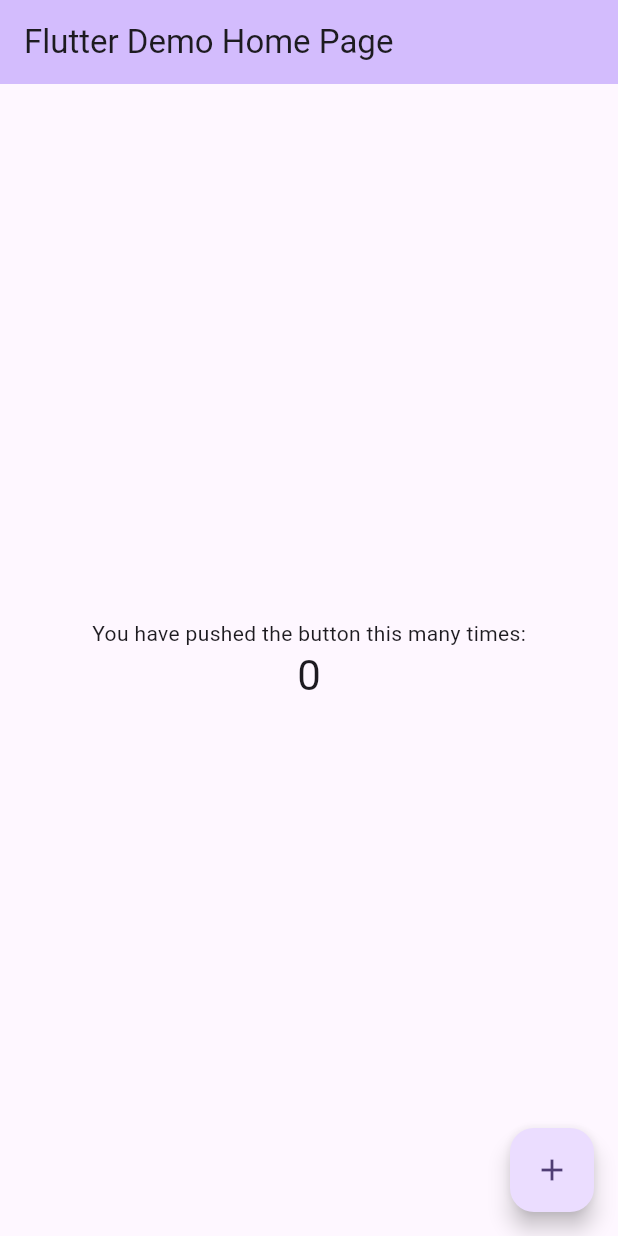
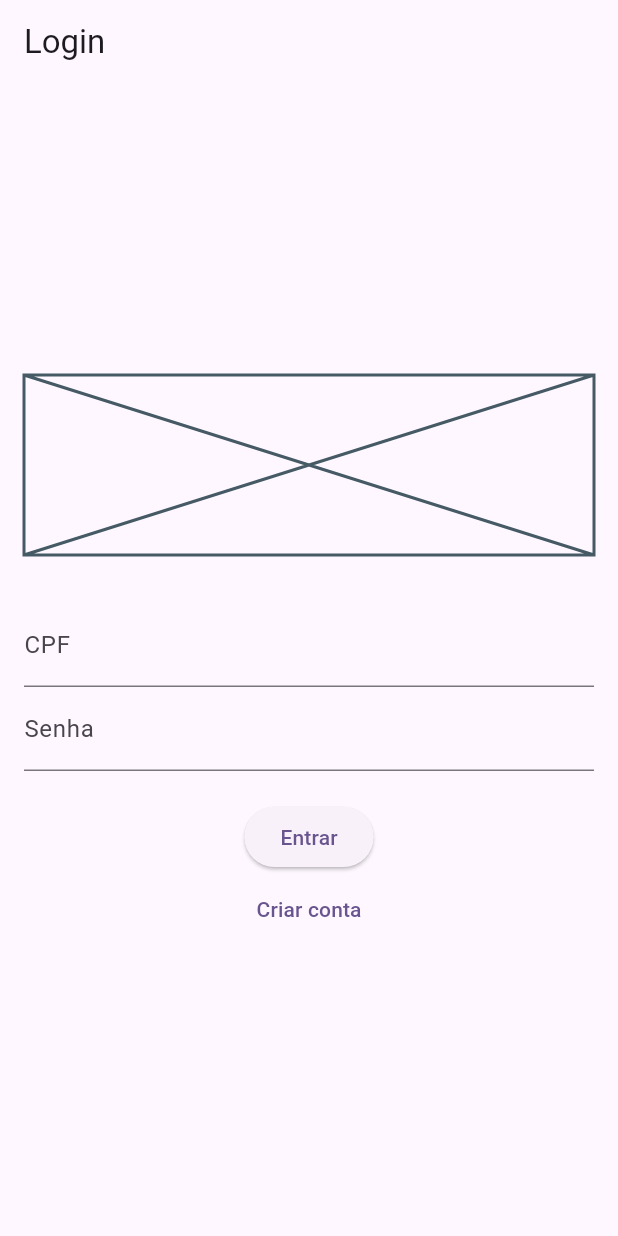
Before and after one commit to ByteCarlos/desafio-flutter-3tecnos, a Flutter app: the screen it shows after launch, on a phone screen of 412 x 824 dp. Run offline on Flutter 3.47's test engine with Material 3 defaults, Android fonts, the phone set to English and light mode, and no system bars; our stand-ins replace mask_text_input_formatter.

Commit message:
feat: create login pages and others routes

```diff
--- /dev/null
+++ b/lib/core/routes/app_pages.dart
@@ -0,0 +1,15 @@
+import 'package:flutter/material.dart';
+import '../../modules/login/login_page.dart';
+import '../../modules/cadastro/cadastro_page.dart';
+import '../../modules/home/home_page.dart';
+import '../../modules/mapa/mapa_page.dart';
+import 'app_routes.dart';
+
+class AppPages {
+  static Map<String, Widget Function(BuildContext)> pages = {
+    AppRoutes.login: (_) => const LoginPage(),
+    AppRoutes.cadastro: (_) => const CadastroPage(),
+    AppRoutes.home: (_) => const HomePage(),
+    AppRoutes.mapa: (_) => const MapaPage(),
+  };
+}
--- /dev/null
+++ b/lib/core/routes/app_routes.dart
@@ -0,0 +1,6 @@
+class AppRoutes {
+  static const login = '/login';
+  static const cadastro = '/cadastro';
+  static const home = '/home';
+  static const mapa = '/mapa';
+}
--- a/lib/main.dart
+++ b/lib/main.dart
@@ -1,121 +1,23 @@
+import 'package:desafio_3tecnos/core/routes/app_routes.dart';
 import 'package:flutter/material.dart';
+import 'core/routes/app_pages.dart';
 
 void main() {
-  runApp(const MyApp());
+  runApp(const AppWidget());
 }
 
-class MyApp extends StatelessWidget {
-  const MyApp({super.key});
+class AppWidget extends StatelessWidget {
+  const AppWidget({super.key});
 
-  // This widget is the root of your application.
   @override
   Widget build(BuildContext context) {
     return MaterialApp(
-      title: 'Flutter Demo',
+      title: 'Meu App Demo',
+      debugShowCheckedModeBanner: false,
+      initialRoute: AppRoutes.login,
+      routes: AppPages.pages,
       theme: ThemeData(
-        // This is the theme of your application.
-        //
-        // TRY THIS: Try running your application with "flutter run". You'll see
-        // the application has a purple toolbar. Then, without quitting the app,
-        // try changing the seedColor in the colorScheme below to Colors.green
-        // and then invoke "hot reload" (save your changes or press the "hot
-        // reload" button in a Flutter-supported IDE, or press "r" if you used
-        // the command line to start the app).
-        //
-        // Notice that the counter didn't reset back to zero; the application
-        // state is not lost during the reload. To reset the state, use hot
-        // restart instead.
-        //
-        // This works for code too, not just values: Most code changes can be
-        // tested with just a hot reload.
-        colorScheme: .fromSeed(seedColor: Colors.deepPurple),
-      ),
-      home: const MyHomePage(title: 'Flutter Demo Home Page'),
-    );
-  }
-}
-
-class MyHomePage extends StatefulWidget {
-  const MyHomePage({super.key, required this.title});
-
-  // This widget is the home page of your application. It is stateful, meaning
-  // that it has a State object (defined below) that contains fields that affect
-  // how it looks.
-
-  // This class is the configuration for the state. It holds the values (in this
-  // case the title) provided by the parent (in this case the App widget) and
-  // used by the build method of the State. Fields in a Widget subclass are
-  // always marked "final".
-
-  final String title;
-
-  @override
-  State<MyHomePage> createState() => _MyHomePageState();
-}
-
-class _MyHomePageState extends State<MyHomePage> {
-  int _counter = 0;
-
-  void _incrementCounter() {
-    setState(() {
-      // This call to setState tells the Flutter framework that something has
-      // changed in this State, which causes it to rerun the build method below
-      // so that the display can reflect the updated values. If we changed
-      // _counter without calling setState(), then the build method would not be
-      // called again, and so nothing would appear to happen.
-      _counter++;
-    });
-  }
-
-  @override
-  Widget build(BuildContext context) {
-    // This method is rerun every time setState is called, for instance as done
-    // by the _incrementCounter method above.
-    //
-    // The Flutter framework has been optimized to make rerunning build methods
-    // fast, so that you can just rebuild anything that needs updating rather
-    // than having to individually change instances of widgets.
-    return Scaffold(
-      appBar: AppBar(
-        // TRY THIS: Try changing the color here to a specific color (to
-        // Colors.amber, perhaps?) and trigger a hot reload to see the AppBar
-        // change color while the other colors stay the same.
-        backgroundColor: Theme.of(context).colorScheme.inversePrimary,
-        // Here we take the value from the MyHomePage object that was created by
-        // the App.build method, and use it to set our appbar title.
-        title: Text(widget.title),
-      ),
-      body: Center(
-        // Center is a layout widget. It takes a single child and positions it
-        // in the middle of the parent.
-        child: Column(
-          // Column is also a layout widget. It takes a list of children and
-          // arranges them vertically. By default, it sizes itself to fit its
-          // children horizontally, and tries to be as tall as its parent.
-          //
-          // Column has various properties to control how it sizes itself and
-          // how it positions its children. Here we use mainAxisAlignment to
-          // center the children vertically; the main axis here is the vertical
-          // axis because Columns are vertical (the cross axis would be
-          // horizontal).
-          //
-          // TRY THIS: Invoke "debug painting" (choose the "Toggle Debug Paint"
-          // action in the IDE, or press "p" in the console), to see the
-          // wireframe for each widget.
-          mainAxisAlignment: .center,
-          children: [
-            const Text('You have pushed the button this many times:'),
-            Text(
-              '$_counter',
-              style: Theme.of(context).textTheme.headlineMedium,
-            ),
-          ],
-        ),
-      ),
-      floatingActionButton: FloatingActionButton(
-        onPressed: _incrementCounter,
-        tooltip: 'Increment',
-        child: const Icon(Icons.add),
+        colorScheme: ColorScheme.fromSeed(seedColor: Colors.deepPurple),
       ),
     );
   }
--- /dev/null
+++ b/lib/modules/login/login_page.dart
@@ -0,0 +1,74 @@
+import 'package:flutter/material.dart';
+import '../../core/routes/app_routes.dart';
+import '../../shared/utils/input_masks.dart';
+
+class LoginPage extends StatefulWidget {
+  const LoginPage({super.key});
+
+  @override
+  State<LoginPage> createState() => _LoginPageState();
+}
+
+class _LoginPageState extends State<LoginPage> {
+  final cpfController = TextEditingController();
+  final senhaController = TextEditingController();
+
+  void entrar() {
+    final senha = senhaController.text;
+    final cpf = cpfMask.getUnmaskedText();
+
+    if (senha == "123456" && cpf.length == 11) {
+      Navigator.pushReplacementNamed(context, AppRoutes.home);
+    } else {
+      ScaffoldMessenger.of(context).showSnackBar(
+        const SnackBar(content: Text("CPF ou senha inválidos")),
+      );
+    }
+  }
+
+  @override
+  Widget build(BuildContext context) {
+    return Scaffold(
+      appBar: AppBar(title: const Text("Login")),
+      body: Padding(
+        padding: const EdgeInsets.all(16),
+        child: Column(
+          mainAxisAlignment: MainAxisAlignment.center,
+          children: [
+            const Placeholder(
+              fallbackHeight: 120,
+              fallbackWidth: 120,
+            ), // Espaço para LOGO
+
+            const SizedBox(height: 32),
+
+            TextField(
+              controller: cpfController,
+              decoration: const InputDecoration(labelText: "CPF"),
+              keyboardType: TextInputType.number,
+              inputFormatters: [cpfMask],
+            ),
+
+            TextField(
+              controller: senhaController,
+              decoration: const InputDecoration(labelText: "Senha"),
+              obscureText: true,
+            ),
+
+            const SizedBox(height: 20),
+
+            ElevatedButton(
+              onPressed: entrar,
+              child: const Text("Entrar"),
+            ),
+
+            TextButton(
+              onPressed: () => Navigator.pushNamed(context, AppRoutes.cadastro),
+              child: const Text("Criar conta"),
+            )
+          ],
+        ),
+      ),
+    );
+  }
+}
--- /dev/null
+++ b/lib/shared/utils/input_masks.dart
@@ -0,0 +1,11 @@
+import 'package:mask_text_input_formatter/mask_text_input_formatter.dart';
+
+var cpfMask = MaskTextInputFormatter(
+  mask: "###.###.###-##",
+  filter: {"#": RegExp(r'[0-9]')},
+);
+
+var phoneMask = MaskTextInputFormatter(
+  mask: "(##) #####-####",
+  filter: {"#": RegExp(r'[0-9]')},
+);
```
Also changed, not shown: pubspec.yaml (+7 -0 lines), assets/images/background.jpg (added), lib/shared/utils/validators.dart (added), pubspec.lock, 5 other files.
